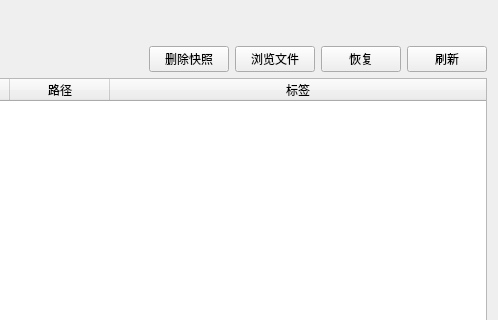
Before: the Qt Designer form src/ui/pages/SnapshotPage.ui in zhanglt/restic-gui, drawn with Qt 5; both pictures show x 302 to 800 and y 0 to 320 of the 800 by 600 pixel window.
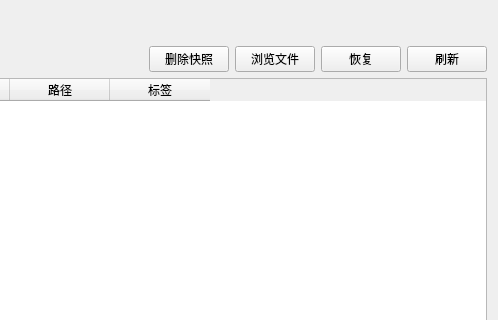
After: the same form once the commit is applied.

```diff
--- a/src/ui/pages/SnapshotPage.ui
+++ b/src/ui/pages/SnapshotPage.ui
@@ -99,7 +99,10 @@
       <enum>QAbstractItemView::SelectRows</enum>
      </property>
      <attribute name="horizontalHeaderStretchLastSection">
-      <bool>true</bool>
+      <bool>false</bool>
+     </attribute>
+     <attribute name="horizontalHeaderDefaultSectionSize">
+      <number>100</number>
      </attribute>
      <column>
       <property name="text">
```
